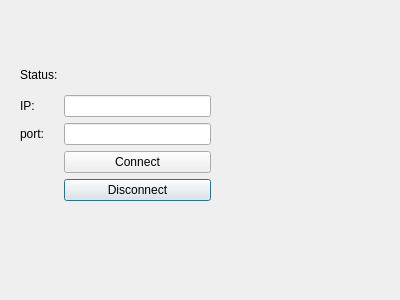
Before: the Qt Designer form clientwindow.ui in AdrianOstrowski/Mini_Scada, drawn with Qt 5.
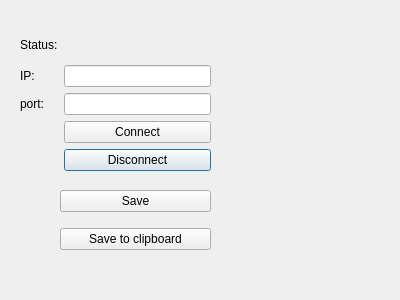
After: the same form once the commit is applied.

```diff
--- a/clientwindow.ui
+++ b/clientwindow.ui
@@ -17,7 +17,7 @@
    <property name="geometry">
     <rect>
      <x>20</x>
-     <y>60</y>
+     <y>30</y>
      <width>191</width>
      <height>141</height>
     </rect>
@@ -73,6 +73,32 @@
     </item>
    </layout>
   </widget>
+  <widget class="QWidget" name="verticalLayoutWidget">
+   <property name="geometry">
+    <rect>
+     <x>60</x>
+     <y>180</y>
+     <width>151</width>
+     <height>81</height>
+    </rect>
+   </property>
+   <layout class="QVBoxLayout" name="verticalLayout">
+    <item>
+     <widget class="QPushButton" name="saveDataButton">
+      <property name="text">
+       <string>Save</string>
+      </property>
+     </widget>
+    </item>
+    <item>
+     <widget class="QPushButton" name="saveToClipboardButton">
+      <property name="text">
+       <string>Save to clipboard</string>
+      </property>
+     </widget>
+    </item>
+   </layout>
+  </widget>
  </widget>
  <resources/>
  <connections/>
```
